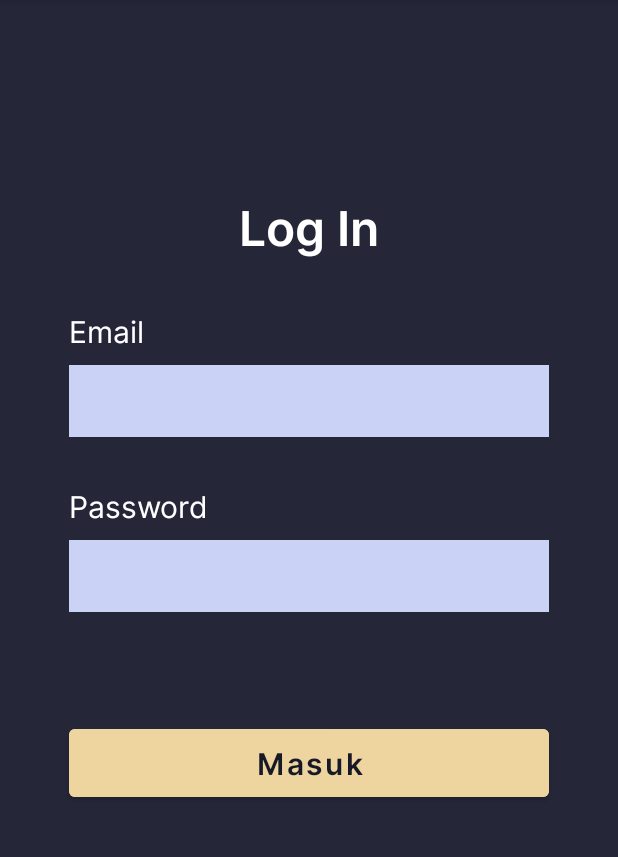
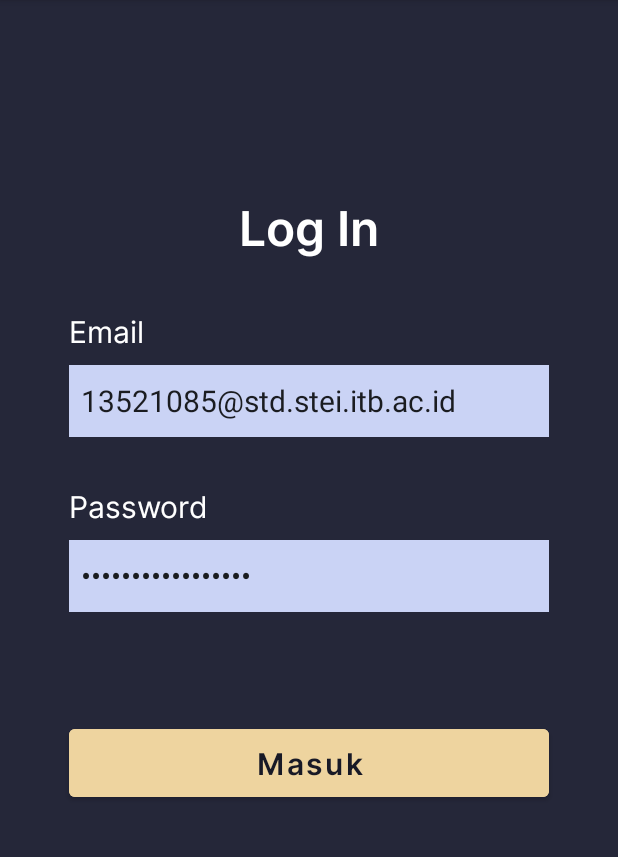
Before and after one commit to MuhLibri/BondoMan, an Android app: the screen it shows after launch (MainActivity before the commit, LoginActivity after it), on a phone screen of 412 x 824 dp, the part 84-941 px from its top. Run offline under Robolectric (Android 15) with nearby library versions, the phone set to English and light mode, and no system bars.

Commit message:
feat: init login activity

```diff
--- /dev/null
+++ b/app/src/main/java/com/sleepee/bondoman/presentation/activity/LoginActivity.kt
@@ -0,0 +1,52 @@
+package com.sleepee.bondoman.presentation.activity
+
+import android.annotation.SuppressLint
+import android.content.Intent
+import android.os.Bundle
+import android.util.Patterns
+import android.widget.Button
+import android.widget.EditText
+import android.widget.Toast
+import androidx.appcompat.app.AppCompatActivity
+import com.sleepee.bondoman.R
+
+class LoginActivity : AppCompatActivity() {
+    @SuppressLint("SetTextI18n") // delete this later
+    override fun onCreate(savedInstanceState: Bundle?) {
+        super.onCreate(savedInstanceState)
+        setContentView(R.layout.activity_login)
+
+        val loginButton = findViewById<Button>(R.id.loginButton)
+
+        val emailEditText = findViewById<EditText>(R.id.emailInput)
+        val passwordEditText = findViewById<EditText>(R.id.passwordInput)
+
+        // For ease of testing only
+        emailEditText.setText("13521085@std.stei.itb.ac.id")
+        passwordEditText.setText("password_13521085")
+
+        loginButton.setOnClickListener {
+            val email = emailEditText.text.toString()
+            val password = passwordEditText.text.toString()
+
+            login(email, password)
+        }
+    }
+
+    private fun login(email : String, password : String) {
+        // Validate email and password
+        if (email.isEmpty() || password.isEmpty()) {
+            Toast.makeText(this, "Please fill the email and password field", Toast.LENGTH_SHORT).show()
+            return
+        }
+
+        if (Patterns.EMAIL_ADDRESS.matcher(email).matches().not()) {
+            Toast.makeText(this, "Please enter a valid email", Toast.LENGTH_SHORT).show()
+            return
+        }
+
+
+        val mainActivityIntent = Intent(this, MainActivity::class.java)
+        startActivity(mainActivityIntent)
+    }
+}
--- a/app/src/main/java/com/sleepee/bondoman/MainActivity.kt
+++ b/app/src/main/java/com/sleepee/bondoman/presentation/activity/MainActivity.kt
@@ -1,11 +1,12 @@
-package com.sleepee.bondoman
+package com.sleepee.bondoman.presentation.activity
 
 import androidx.appcompat.app.AppCompatActivity
 import android.os.Bundle
+import com.sleepee.bondoman.R
 
 class MainActivity : AppCompatActivity() {
     override fun onCreate(savedInstanceState: Bundle?) {
         super.onCreate(savedInstanceState)
-        setContentView(R.layout.activity_login)
+        setContentView(R.layout.activity_main)
     }
 }
--- a/app/src/main/res/layout/activity_main.xml
+++ b/app/src/main/res/layout/activity_main.xml
@@ -4,7 +4,7 @@
     xmlns:tools="http://schemas.android.com/tools"
     android:layout_width="match_parent"
     android:layout_height="match_parent"
-    tools:context="com.sleepee.bondoman.MainActivity">
+    tools:context="com.sleepee.bondoman.presentation.activity.MainActivity">
 
     <FrameLayout
         android:layout_width="0dp"
```
Also changed, not shown: app/src/main/AndroidManifest.xml (+5 -2 lines).
